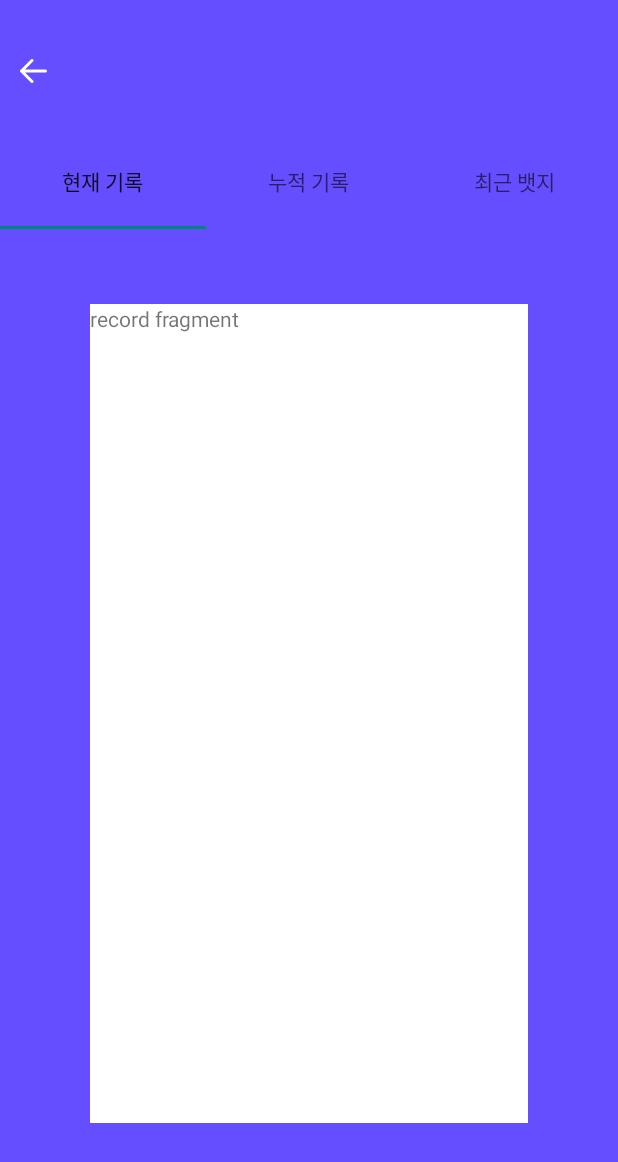
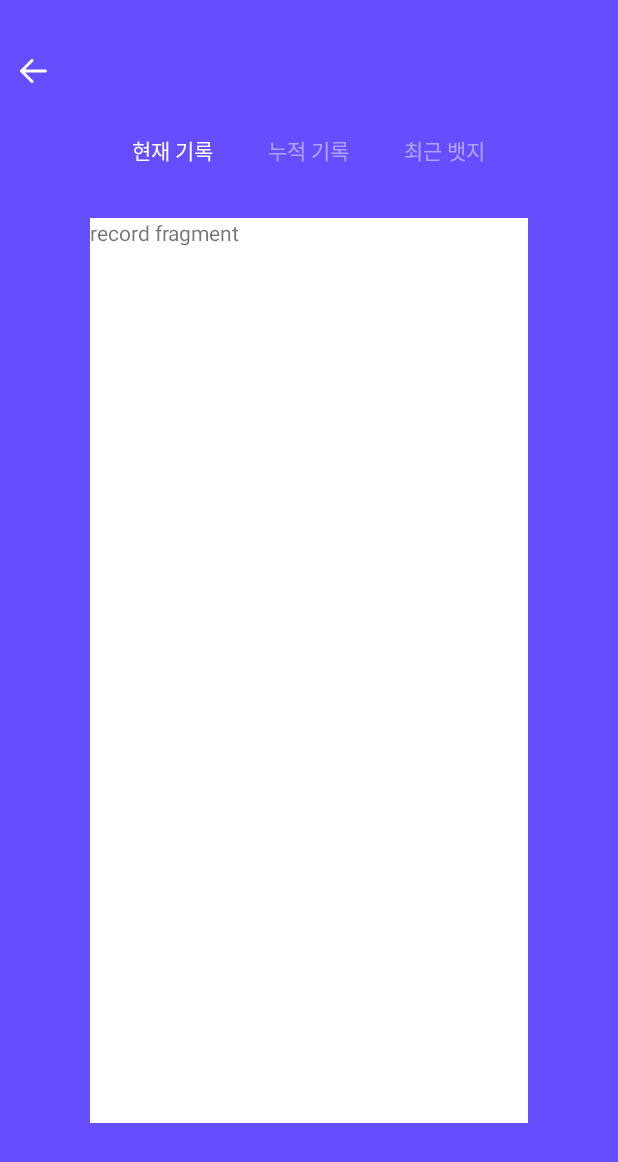
Before and after one commit to Nexters/Sticky-Android, an Android app: the ShareActivity screen opened directly, with no data from a screen before it, on a phone screen of 412 x 824 dp. Shown: the top 1162 px of the screen. Run offline under Robolectric (Android 15) with nearby library versions, the phone set to English and light mode, and no system bars; our stand-ins replace Dagger/Hilt's generated code, data binding; libraries missing offline, so code that uses them is left out: androidx.hilt.lifecycle.

Commit message:
[Share] viewpager와 tablayout 연결

```diff
--- a/app/build.gradle
+++ b/app/build.gradle
@@ -79,6 +79,5 @@ dependencies {
 
     // veiwpager, tablayout
     implementation "androidx.viewpager2:viewpager2:1.0.0"
-
     implementation 'com.google.android.material:material:1.2.1'
 }
--- a/app/src/main/java/com/nexters/sticky/ui/share/ShareActivity.kt
+++ b/app/src/main/java/com/nexters/sticky/ui/share/ShareActivity.kt
@@ -2,6 +2,8 @@ package com.nexters.sticky.ui.share
 
 import android.os.Bundle
 import androidx.activity.viewModels
+import com.google.android.material.tabs.TabLayout
+import com.google.android.material.tabs.TabLayoutMediator
 import com.nexters.sticky.R
 import com.nexters.sticky.base.BaseActivity
 import com.nexters.sticky.databinding.ActivityShareBinding
@@ -22,5 +24,10 @@ class ShareActivity : BaseActivity<ActivityShareBinding>() {
 
 		binding.shareViewPager.adapter =  ShareFragmentAdapter(this)
 
+		val tabLayoutTextArray = arrayOf("현재 기록","누적 기록", "최근 뱃지")
+
+		TabLayoutMediator(binding.shareTabLayout, binding.shareViewPager){tab,position ->
+			tab.text = tabLayoutTextArray[position]
+		}.attach()
 	}
 }
--- a/app/src/main/res/layout/activity_share.xml
+++ b/app/src/main/res/layout/activity_share.xml
@@ -29,32 +29,17 @@
         <com.google.android.material.tabs.TabLayout
                 android:id="@+id/share_tabLayout"
                 android:layout_width="0dp"
-                android:layout_height="63dp"
+                android:layout_height="20dp"
+                app:tabIndicatorColor="#00FFFFFF"
+                app:tabTextColor="#7Affffff"
+                app:tabSelectedTextColor="#ffffff"
                 app:layout_constraintStart_toStartOf="parent"
                 app:layout_constraintEnd_toEndOf="parent"
                 app:layout_constraintTop_toBottomOf="@+id/back_btn"
-                android:layout_marginTop="30dp">
+                android:layout_marginEnd="70dp"
+                android:layout_marginStart="70dp"
+                android:layout_marginTop="30dp"/>
 
-        <com.google.android.material.tabs.TabItem
-                android:id="@+id/tabItem1"
-                android:layout_width="wrap_content"
-                android:layout_height="wrap_content"
-                android:text="현재 기록"
-                />
-
-        <com.google.android.material.tabs.TabItem
-                android:id="@+id/tabItem2"
-                android:layout_width="wrap_content"
-                android:layout_height="wrap_content"
-                android:text="누적 기록" />
-
-        <com.google.android.material.tabs.TabItem
-                android:id="@+id/tabItem3"
-                android:layout_width="wrap_content"
-                android:layout_height="wrap_content"
-                android:text="최근 뱃지" />
-
-        </com.google.android.material.tabs.TabLayout>
         <androidx.viewpager2.widget.ViewPager2
                 android:id="@+id/share_viewPager"
                 android:layout_width="0dp"
@@ -65,11 +50,12 @@
                 app:layout_constraintTop_toBottomOf="@id/share_tabLayout"
                 android:layout_marginStart="60dp"
                 android:layout_marginEnd="60dp"
-                android:layout_marginTop="50dp"
+                android:layout_marginTop="36dp"
                 android:layout_marginBottom="75dp"
                 android:background="#ffffff"
                 />
 
+
     </androidx.constraintlayout.widget.ConstraintLayout>
 
 </layout>
```
